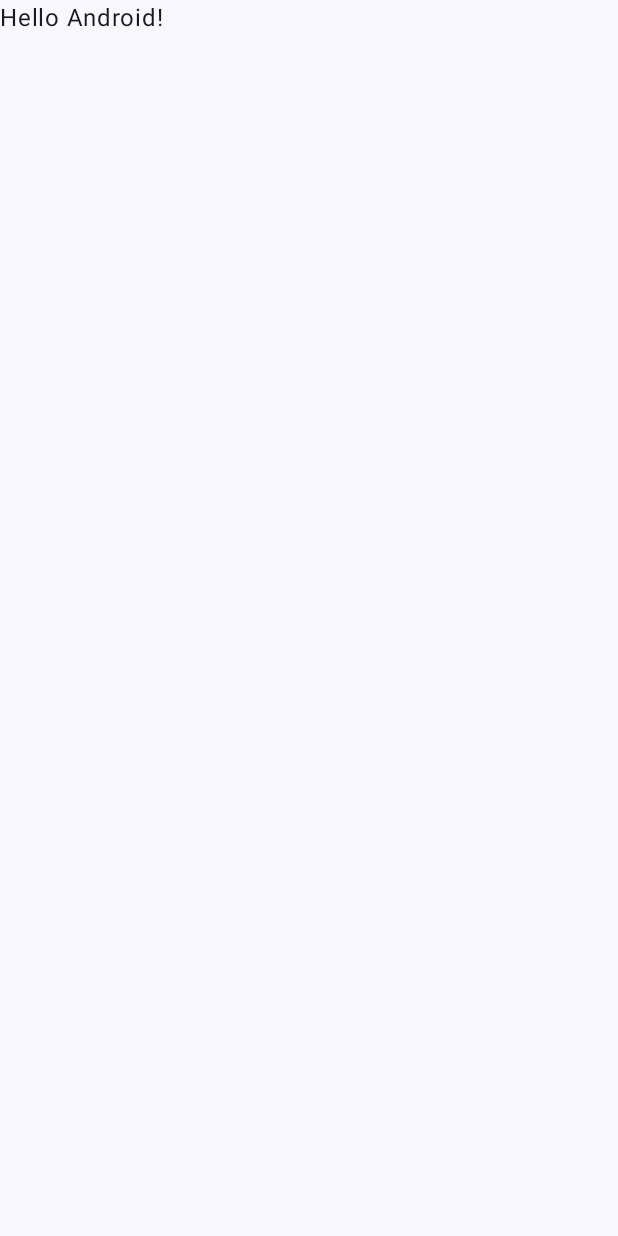
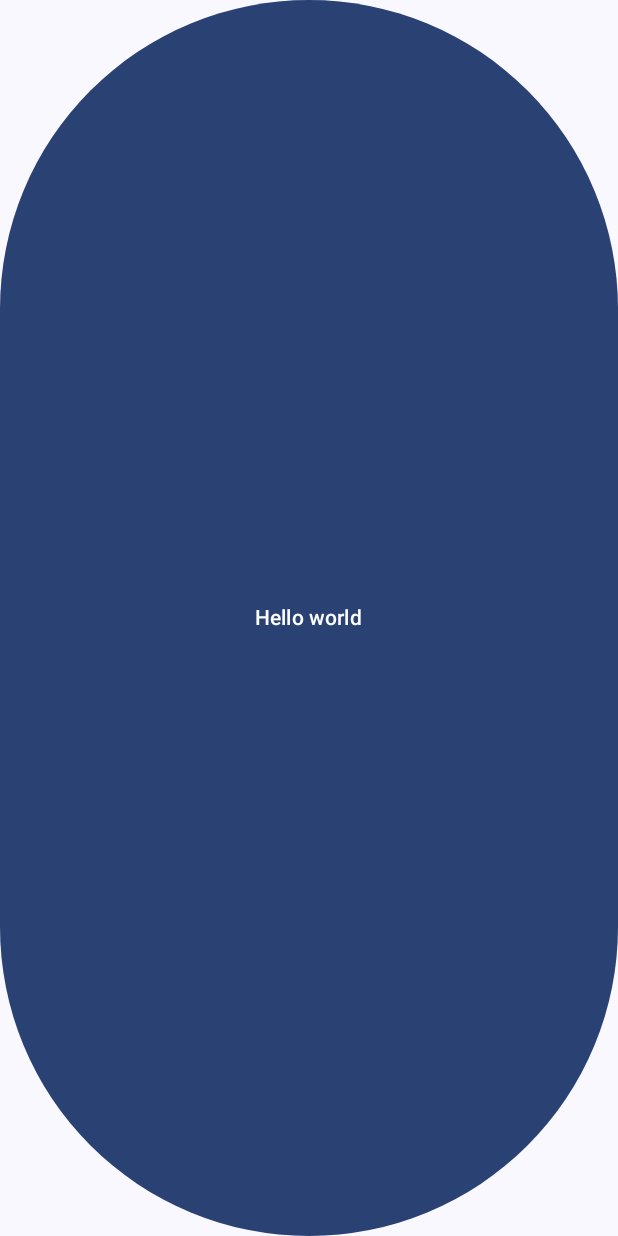
Before and after one commit to saeid-yousefi/android-montazeri, an Android app built with Jetpack Compose: the screen it shows after launch (MainActivity), on a phone screen of 412 x 824 dp. Before the commit the screen is almost empty. Run offline under Robolectric (Android 15) with nearby library versions, the phone set to English and light mode, and no system bars.

Commit message:
add new button

```diff
--- a/app/src/main/java/com/example/myapplication/MainActivity.kt
+++ b/app/src/main/java/com/example/myapplication/MainActivity.kt
@@ -4,12 +4,11 @@ import android.os.Bundle
 import androidx.activity.ComponentActivity
 import androidx.activity.compose.setContent
 import androidx.compose.foundation.layout.fillMaxSize
+import androidx.compose.material3.Button
 import androidx.compose.material3.MaterialTheme
 import androidx.compose.material3.Surface
 import androidx.compose.material3.Text
-import androidx.compose.runtime.Composable
 import androidx.compose.ui.Modifier
-import androidx.compose.ui.tooling.preview.Preview
 import com.example.myapplication.ui.theme.MyApplicationTheme
 
 class MainActivity : ComponentActivity() {
@@ -22,25 +21,11 @@ class MainActivity : ComponentActivity() {
                     modifier = Modifier.fillMaxSize(),
                     color = MaterialTheme.colorScheme.background
                 ) {
-                    Greeting("Android")
+                    Button(onClick = { /*TODO*/ }) {
+                        Text(text = "Hello world")
+                    }
                 }
             }
         }
     }
 }
-
-@Composable
-fun Greeting(name: String, modifier: Modifier = Modifier) {
-    Text(
-        text = "Hello $name!",
-        modifier = modifier
-    )
-}
-
-@Preview(showBackground = true)
-@Composable
-fun GreetingPreview() {
-    MyApplicationTheme {
-        Greeting("Android")
-    }
-}
```
